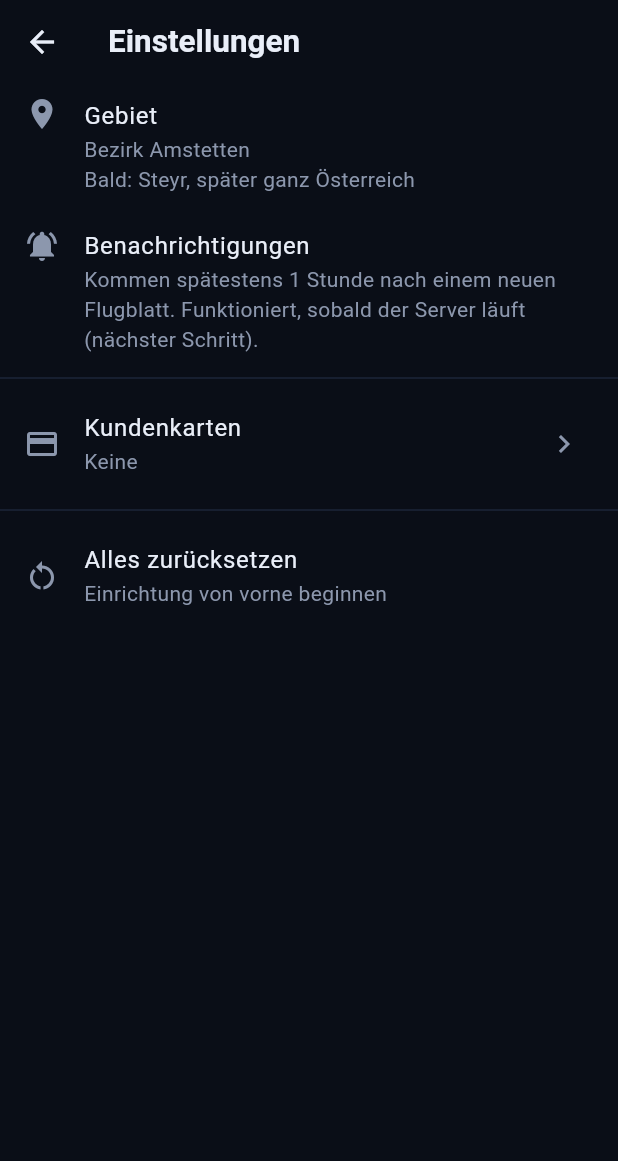
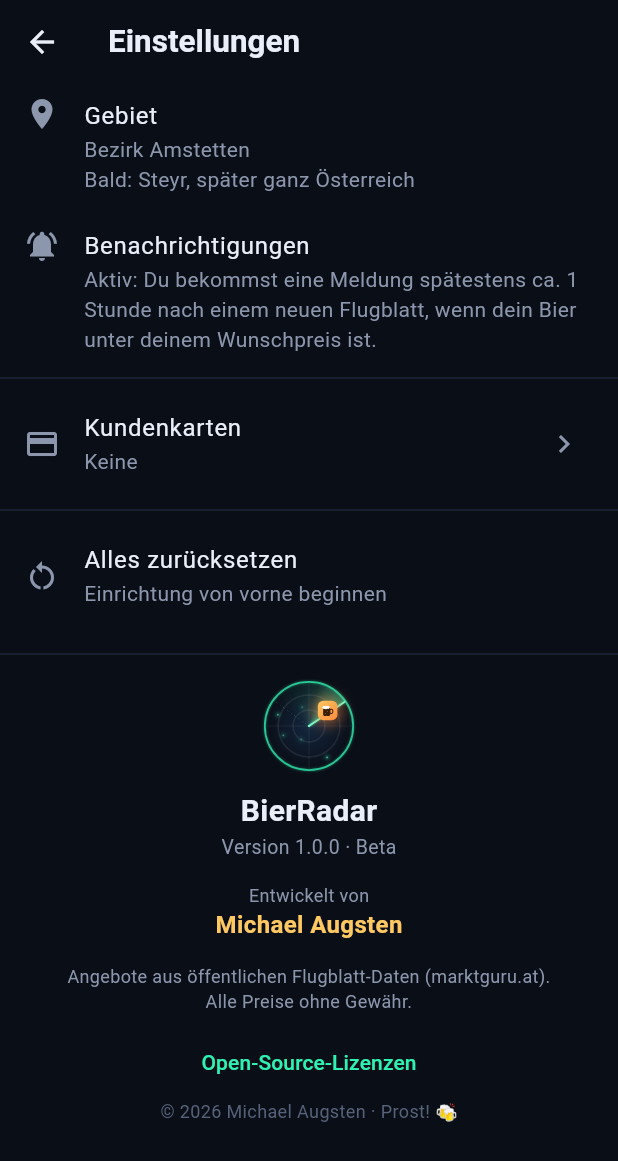
Before and after one commit to augstenm-bit/bierradar, a Flutter app: the _EinstellungenSeite screen opened directly, on a phone screen of 412 x 824 dp. Shown: the top 1161 px of the screen. Run offline on Flutter 3.47's test engine with Material 3 defaults, Android fonts, the phone set to English and light mode, and no system bars; our stand-ins replace firebase_core, firebase_messaging, flutter_local_notifications, share_plus, shared_preferences; accounts and stored records are empty; network calls fail.

Commit message:
Über die App (Entwickler Michael Augsten), schräger Kundenkarten-Preis, aktueller Benachrichtigungs-Text
Co-Authored-By: Claude Opus 5.5 <noreply@anthropic.com>

```diff
--- a/bier_app/lib/seiten/hauptseite.dart
+++ b/bier_app/lib/seiten/hauptseite.dart
@@ -75,7 +75,8 @@ class _AngeboteSeiteState extends State<_AngeboteSeite> {
 
   bool _passt(Treffer t) => switch (_filter) {
     _Filter.alle => true,
-    _Filter.kisten => t.angebot.verpackung == Verpackung.kiste20x05 || t.angebot.verpackung == Verpackung.karton24x033,
+    _Filter.kisten =>
+      t.angebot.verpackung == Verpackung.kiste20x05 || t.angebot.verpackung == Verpackung.karton24x033,
     _Filter.einzeln => t.angebot.verpackung.liter < 1,
     _Filter.spezial => t.angebot.bier.spezialitaet,
   };
@@ -87,7 +88,9 @@ class _AngeboteSeiteState extends State<_AngeboteSeite> {
     final fuerDichAlle = alle.where((t) => t.bewertung != Bewertung.zuTeuer).toList();
     final fuerDich = fuerDichAlle.where(_passt).toList();
     final zuTeuer = alle.where((t) => t.bewertung == Bewertung.zuTeuer).where(_passt).toList();
-    final bester = fuerDichAlle.where((t) => t.bewertung != Bewertung.spezialitaet).firstOrNull ?? fuerDichAlle.firstOrNull;
+    final bester =
+        fuerDichAlle.where((t) => t.bewertung != Bewertung.spezialitaet).firstOrNull ??
+        fuerDichAlle.firstOrNull;
     final rest = fuerDich.where((t) => t != bester || _filter != _Filter.alle).toList();
 
     final tippKarten = <Kundenkarte, double>{};
@@ -121,11 +124,15 @@ class _AngeboteSeiteState extends State<_AngeboteSeite> {
               if (z.angeboteFehler != null)
                 Padding(
                   padding: const EdgeInsets.fromLTRB(16, 0, 16, 8),
-                  child: Text(z.angeboteFehler!, style: TextStyle(color: Theme.of(context).colorScheme.error)),
+                  child: Text(
+                    z.angeboteFehler!,
+                    style: TextStyle(color: Theme.of(context).colorScheme.error),
+                  ),
                 ),
               if (z.kartenHinweisAktiv)
                 for (final e in tippKarten.entries) _KartenTipp(karte: e.key, ersparnis: e.value),
-              if (bester != null && _filter == _Filter.alle) _Einblenden(index: 0, child: _BesterDeal(treffer: bester)),
+              if (bester != null && _filter == _Filter.alle)
+                _Einblenden(index: 0, child: _BesterDeal(treffer: bester)),
               if (fuerDichAlle.isNotEmpty)
                 SizedBox(
                   height: 44,
@@ -167,7 +174,11 @@ class _AngeboteSeiteState extends State<_AngeboteSeite> {
                     ],
                   ),
                 ),
-              for (final (i, t) in rest.indexed) _Einblenden(index: i + 1, child: _AngebotZeile(treffer: t)),
+              for (final (i, t) in rest.indexed)
+                _Einblenden(
+                  index: i + 1,
+                  child: _AngebotZeile(treffer: t),
+                ),
               if (zuTeuer.isNotEmpty)
                 Padding(
                   padding: const EdgeInsets.symmetric(horizontal: 6),
@@ -225,7 +236,12 @@ class _Kopf extends StatelessWidget {
               children: [
                 const Text(
                   'BierRadar',
-                  style: TextStyle(fontSize: 22, fontWeight: FontWeight.w700, color: textHell, letterSpacing: 0.3),
+                  style: TextStyle(
+                    fontSize: 22,
+                    fontWeight: FontWeight.w700,
+                    color: textHell,
+                    letterSpacing: 0.3,
+                  ),
                 ),
                 const SizedBox(height: 2),
                 Row(
@@ -372,7 +388,9 @@ class _BesterDeal extends StatelessWidget {
             colors: [Color(0xFF1F6B5A), Color(0xFF14324A), Color(0xFF3A2A12)],
             stops: [0, 0.55, 1],
           ),
-          boxShadow: [BoxShadow(color: radarGruen.withValues(alpha: 0.12), blurRadius: 24, offset: const Offset(0, 8))],
+          boxShadow: [
+            BoxShadow(color: radarGruen.withValues(alpha: 0.12), blurRadius: 24, offset: const Offset(0, 8)),
+          ],
         ),
         child: Column(
           crossAxisAlignment: CrossAxisAlignment.start,
@@ -421,7 +439,19 @@ class _BesterDeal extends StatelessWidget {
                     ),
                   ),
                 const Spacer(),
-                Text('${euro(treffer.literPreis)}/l', style: const TextStyle(color: radarMintHell, fontSize: 13)),
+                Column(
+                  crossAxisAlignment: CrossAxisAlignment.end,
+                  children: [
+                    Text(
+                      '${euro(treffer.literPreis)}/l',
+                      style: const TextStyle(color: radarMintHell, fontSize: 13),
+                    ),
+                    if (a.kartenPreis != null && treffer.preisFuerMich != a.kartenPreis) ...[
+                      const SizedBox(height: 6),
+                      _KartenPreisSchraeg(angebot: a),
+                    ],
+                  ],
+                ),
               ],
             ),
             if (a.karte != null && treffer.preisFuerMich == a.kartenPreis) ...[
@@ -455,7 +485,10 @@ class _Plakette extends StatelessWidget {
       mainAxisSize: MainAxisSize.min,
       children: [
         if (icon != null) ...[Icon(icon, size: 14, color: farbe), const SizedBox(width: 4)],
-        Text(text, style: TextStyle(color: farbe, fontSize: 12, fontWeight: FontWeight.w600)),
+        Text(
+          text,
+          style: TextStyle(color: farbe, fontSize: 12, fontWeight: FontWeight.w600),
+        ),
       ],
     ),
   );
@@ -536,7 +569,7 @@ class _AngebotZeile extends StatelessWidget {
     final farbe = !aktiv ? textGedaempft : (spezial ? spezialLila : radarGruen);
     final rabatt = _rabatt(a, treffer.preisFuerMich);
     final mitKarte = a.karte != null && treffer.preisFuerMich == a.kartenPreis;
-    final kartenTipp = treffer.bewertung == Bewertung.nurMitKarte;
+    final kartenHinweis = a.kartenPreis != null && !mitKarte;
 
     return GestureDetector(
       onTap: () => _zeigeDetails(context, treffer),
@@ -547,7 +580,9 @@ class _AngebotZeile extends StatelessWidget {
           color: karteFarbe,
           borderRadius: BorderRadius.circular(18),
           border: Border.all(
-            color: spezial && aktiv ? spezialLila.withValues(alpha: 0.4) : Colors.white.withValues(alpha: 0.06),
+            color: spezial && aktiv
+                ? spezialLila.withValues(alpha: 0.4)
+                : Colors.white.withValues(alpha: 0.06),
           ),
         ),
         child: Row(
@@ -555,7 +590,10 @@ class _AngebotZeile extends StatelessWidget {
             Container(
               width: 44,
               height: 44,
-              decoration: BoxDecoration(color: farbe.withValues(alpha: 0.13), borderRadius: BorderRadius.circular(13)),
+              decoration: BoxDecoration(
+                color: farbe.withValues(alpha: 0.13),
+                borderRadius: BorderRadius.circular(13),
+              ),
               child: Icon(spezial ? Icons.public : Icons.sports_bar, color: farbe, size: 24),
             ),
             const SizedBox(width: 12),
@@ -591,13 +629,11 @@ class _AngebotZeile extends StatelessWidget {
                     '${a.verpackung.titel} · ${a.haendler} · ${_wann(a)}',
                     style: const TextStyle(fontSize: 12.5, color: textGedaempft),
                   ),
-                  if (mitKarte || kartenTipp) ...[
+                  if (mitKarte) ...[
                     const SizedBox(height: 5),
                     _Plakette(
                       icon: Icons.credit_card,
-                      text: mitKarte
-                          ? 'mit ${a.karte!.titel}'
-                          : 'mit ${a.karte!.titel} nur ${euro(a.kartenPreis!)}',
+                      text: 'mit ${a.karte!.titel}',
                       farbe: bierGoldHell,
                       hintergrund: bierBernstein.withValues(alpha: 0.14),
                     ),
@@ -612,7 +648,11 @@ class _AngebotZeile extends StatelessWidget {
                 if (rabatt != null && aktiv)
                   Padding(
                     padding: const EdgeInsets.only(bottom: 3),
-                    child: _Plakette(text: '−$rabatt %', farbe: const Color(0xFF3A1C00), hintergrund: bierBernstein),
+                    child: _Plakette(
+                      text: '−$rabatt %',
+                      farbe: const Color(0xFF3A1C00),
+                      hintergrund: bierBernstein,
+                    ),
                   ),
                 Text(
                   euro(treffer.preisFuerMich),
@@ -622,7 +662,11 @@ class _AngebotZeile extends StatelessWidget {
                     color: aktiv ? bierGoldHell : textGedaempft,
                   ),
                 ),
-                Text('${euro(treffer.literPreis)}/l', style: const TextStyle(fontSize: 12, color: textGedaempft)),
+                Text(
+                  '${euro(treffer.literPreis)}/l',
+                  style: const TextStyle(fontSize: 12, color: textGedaempft),
+                ),
+                if (kartenHinweis) ...[const SizedBox(height: 6), _KartenPreisSchraeg(angebot: a)],
               ],
             ),
           ],
@@ -646,7 +690,10 @@ void _zeigeDetails(BuildContext context, Treffer t) {
           mainAxisSize: MainAxisSize.min,
           crossAxisAlignment: CrossAxisAlignment.start,
           children: [
-            Text(a.bier.name, style: const TextStyle(fontSize: 24, fontWeight: FontWeight.w700, color: textHell)),
+            Text(
+              a.bier.name,
+              style: const TextStyle(fontSize: 24, fontWeight: FontWeight.w700, color: textHell),
+            ),
             Text(
               '${a.verpackung.bezeichnung} · ${a.haendler}',
               style: const TextStyle(color: textGedaempft, fontSize: 15),
@@ -674,7 +721,8 @@ void _zeigeDetails(BuildContext context, Treffer t) {
               ),
             if (!t.wunsch.immerMelden && t.wunsch.maxPreis != null)
               _DetailZeile(Icons.flag_outlined, 'Dein Wunschpreis: höchstens ${euro(t.wunsch.maxPreis!)}'),
-            if (t.wunsch.immerMelden) const _DetailZeile(Icons.notifications_active_outlined, 'Wird immer gemeldet'),
+            if (t.wunsch.immerMelden)
+              const _DetailZeile(Icons.notifications_active_outlined, 'Wird immer gemeldet'),
             if (a.hinweis != null) _DetailZeile(Icons.info_outline, a.hinweis!),
             const SizedBox(height: 18),
             SizedBox(
@@ -686,7 +734,9 @@ void _zeigeDetails(BuildContext context, Treffer t) {
                   child: Text('Mit Freunden teilen'),
                 ),
                 onPressed: () {
-                  final karte = a.kartenPreis != null ? ' (mit ${a.karte!.titel} ${euro(a.kartenPreis!)})' : '';
+                  final karte = a.kartenPreis != null
+                      ? ' (mit ${a.karte!.titel} ${euro(a.kartenPreis!)})'
+                      : '';
                   SharePlus.instance.share(
                     ShareParams(
                       text:
@@ -718,7 +768,9 @@ class _DetailZeile extends StatelessWidget {
       children: [
         Icon(icon, size: 18, color: textGedaempft),
         const SizedBox(width: 10),
-        Expanded(child: Text(text, style: const TextStyle(color: Color(0xFFB8C4D9), height: 1.35))),
+        Expanded(
+          child: Text(text, style: const TextStyle(color: Color(0xFFB8C4D9), height: 1.35)),
+        ),
       ],
     ),
   );
@@ -772,12 +824,14 @@ class _EinstellungenSeite extends StatelessWidget {
             subtitle: Text('Bezirk Amstetten\nBald: Steyr, später ganz Österreich'),
             isThreeLine: true,
           ),
-          const ListTile(
+          ListTile(
             leading: Icon(Icons.notifications_active),
             title: Text('Benachrichtigungen'),
             subtitle: Text(
-              'Kommen spätestens 1 Stunde nach einem neuen Flugblatt. '
-              'Funktioniert, sobald der Server läuft (nächster Schritt).',
+              Theme.of(context).platform == TargetPlatform.android
+                  ? 'Aktiv: Du bekommst eine Meldung spätestens ca. 1 Stunde nach einem neuen Flugblatt, '
+                        'wenn dein Bier unter deinem Wunschpreis ist.'
+                  : 'In der iPhone-Beta gibt es noch keine Push-Meldungen. Öffne die App, um die neuesten Angebote zu sehen.',
             ),
             isThreeLine: true,
           ),
@@ -816,8 +870,84 @@ class _EinstellungenSeite extends StatelessWidget {
               if (ja == true) z.allesZuruecksetzen();
             },
           ),
+          const Divider(height: 32),
+          const _UeberDieApp(),
         ],
       ),
     );
   }
 }
+
+const appVersion = '1.0.0 · Beta';
+
+/// „Über die App“ – ganz unten in den Einstellungen, wie bei anderen Apps üblich.
+class _UeberDieApp extends StatelessWidget {
+  const _UeberDieApp();
+
+  @override
+  Widget build(BuildContext context) {
+    return Padding(
+      padding: const EdgeInsets.fromLTRB(16, 0, 16, 32),
+      child: Column(
+        children: [
+          const RadarLogo(groesse: 64),
+          const SizedBox(height: 10),
+          const Text(
+            'BierRadar',
+            style: TextStyle(fontSize: 20, fontWeight: FontWeight.w700, color: textHell),
+          ),
+          const Text('Version $appVersion', style: TextStyle(color: textGedaempft, fontSize: 13)),
+          const SizedBox(height: 14),
+          const Text('Entwickelt von', style: TextStyle(color: textGedaempft, fontSize: 12)),
+          const Text(
+            'Michael Augsten',
+            style: TextStyle(color: bierGoldHell, fontSize: 16, fontWeight: FontWeight.w600),
+          ),
+          const SizedBox(height: 14),
+          const Text(
+            'Angebote aus öffentlichen Flugblatt-Daten (marktguru.at).\nAlle Preise ohne Gewähr.',
+            textAlign: TextAlign.center,
+            style: TextStyle(color: textGedaempft, fontSize: 12, height: 1.4),
+          ),
+          const SizedBox(height: 8),
+          TextButton(
+            onPressed: () => showLicensePage(
+              context: context,
+              applicationName: 'BierRadar',
+              applicationVersion: appVersion,
+              applicationLegalese: '© ${DateTime.now().year} Michael Augsten',
+            ),
+            child: const Text('Open-Source-Lizenzen'),
+          ),
+          Text(
+            '© ${DateTime.now().year} Michael Augsten · Prost! 🍻',
+            style: const TextStyle(color: Color(0xFF56617A), fontSize: 12),
+          ),
+        ],
+      ),
+    );
+  }
+}
+
+/// Schräges Etikett „Lidl Plus nur 12,80 €“, wenn man die Karte (noch) nicht hat.
+class _KartenPreisSchraeg extends StatelessWidget {
+  const _KartenPreisSchraeg({required this.angebot});
+  final Angebot angebot;
+
+  @override
+  Widget build(BuildContext context) => Transform.rotate(
+    angle: -0.1,
+    child: Container(
+      padding: const EdgeInsets.symmetric(horizontal: 8, vertical: 4),
+      decoration: BoxDecoration(
+        gradient: const LinearGradient(colors: [bierGoldHell, bierOrange]),
+        borderRadius: BorderRadius.circular(8),
+        boxShadow: [BoxShadow(color: bierOrange.withValues(alpha: 0.4), blurRadius: 8)],
+      ),
+      child: Text(
+        '${angebot.karte!.titel} nur ${euro(angebot.kartenPreis!)}',
+        style: const TextStyle(color: Color(0xFF3A1C00), fontSize: 11.5, fontWeight: FontWeight.w800),
+      ),
+    ),
+  );
+}
```
